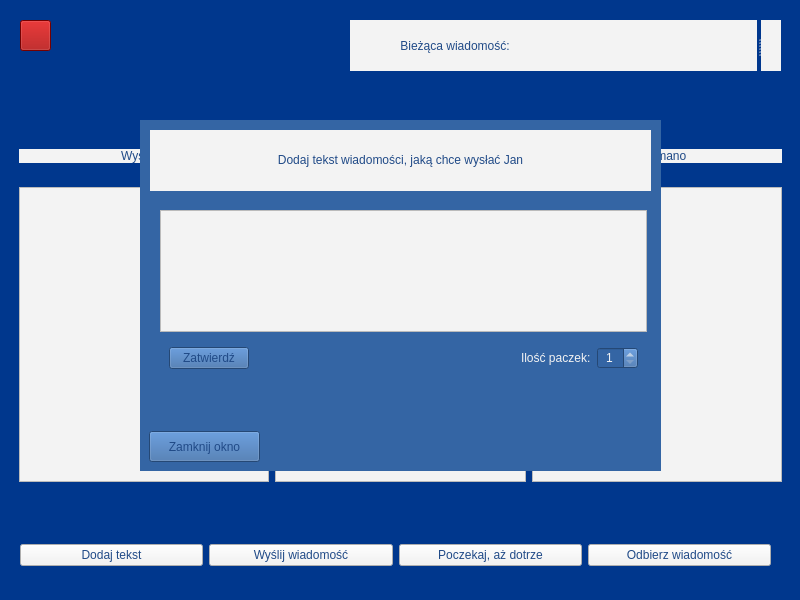
Above: JanDoAni/mainwindow.ui from kocenko/PAMSI-Project1Qt before the change. Below: the same form after it.
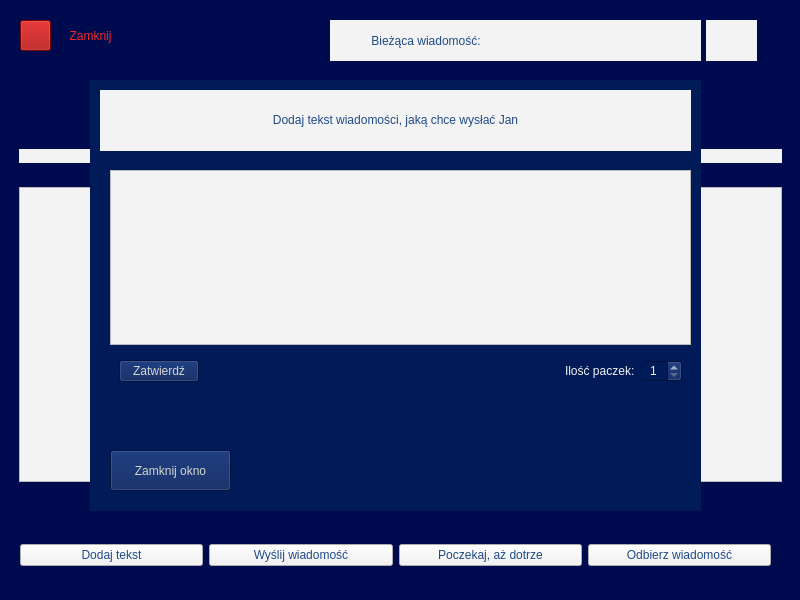
That is the form after the change.

Diff of the .ui file:
```diff
--- a/JanDoAni/mainwindow.ui
+++ b/JanDoAni/mainwindow.ui
@@ -29,8 +29,7 @@
    <bool>false</bool>
   </property>
   <property name="styleSheet">
-   <string notr="true">;
-background-color: rgb(0, 55, 141);</string>
+   <string notr="true">background-color: rgb(0, 10, 79);</string>
   </property>
   <property name="dockNestingEnabled">
    <bool>true</bool>
@@ -42,90 +41,35 @@
    <widget class="QWidget" name="add_text_window" native="true">
     <property name="geometry">
      <rect>
-      <x>140</x>
-      <y>120</y>
-      <width>521</width>
-      <height>351</height>
+      <x>90</x>
+      <y>80</y>
+      <width>611</width>
+      <height>431</height>
      </rect>
     </property>
     <property name="palette">
      <palette>
-      <active>
-       <colorrole role="WindowText">
-        <brush brushstyle="SolidPattern">
-         <color alpha="255">
-          <red>243</red>
-          <green>243</green>
-          <blue>243</blue>
-         </color>
-        </brush>
-       </colorrole>
-       <colorrole role="ButtonText">
-        <brush brushstyle="SolidPattern">
-         <color alpha="255">
-          <red>211</red>
-          <green>215</green>
-          <blue>207</blue>
-         </color>
-        </brush>
-       </colorrole>
-      </active>
-      <inactive>
-       <colorrole role="WindowText">
-        <brush brushstyle="SolidPattern">
-         <color alpha="255">
-          <red>0</red>
-          <green>0</green>
-          <blue>0</blue>
-         </color>
-        </brush>
-       </colorrole>
-       <colorrole role="ButtonText">
-        <brush brushstyle="SolidPattern">
-         <color alpha="255">
-          <red>0</red>
-          <green>0</green>
-          <blue>0</blue>
-         </color>
-        </brush>
-       </colorrole>
-      </inactive>
-      <disabled>
-       <colorrole role="WindowText">
-        <brush brushstyle="SolidPattern">
-         <color alpha="255">
-          <red>32</red>
-          <green>74</green>
-          <blue>135</blue>
-         </color>
-        </brush>
-       </colorrole>
-       <colorrole role="ButtonText">
-        <brush brushstyle="SolidPattern">
-         <color alpha="255">
-          <red>32</red>
-          <green>74</green>
-          <blue>135</blue>
-         </color>
-        </brush>
-       </colorrole>
-      </disabled>
+      <active/>
+      <inactive/>
+      <disabled/>
      </palette>
     </property>
     <property name="styleSheet">
-     <string notr="true">background-color: rgb(52, 101, 164);</string>
+     <string notr="true">background-color: rgb(52, 101, 164);
+background-color: rgb(0, 27, 87);</string>
     </property>
     <widget class="QPushButton" name="close_add_window">
      <property name="geometry">
       <rect>
-       <x>9</x>
-       <y>311</y>
-       <width>111</width>
-       <height>31</height>
+       <x>20</x>
+       <y>370</y>
+       <width>121</width>
+       <height>41</height>
       </rect>
      </property>
      <property name="styleSheet">
-      <string notr="true">font: 11pt &quot;Ubuntu Mono&quot;;</string>
+      <string notr="true">font: 11pt &quot;Ubuntu Mono&quot;;
+color: rgb(211, 215, 207);</string>
      </property>
      <property name="text">
       <string>Zamknij okno</string>
@@ -136,7 +80,7 @@
       <rect>
        <x>10</x>
        <y>10</y>
-       <width>501</width>
+       <width>591</width>
        <height>61</height>
       </rect>
      </property>
@@ -168,8 +112,8 @@
       <rect>
        <x>20</x>
        <y>90</y>
-       <width>487</width>
-       <height>168</height>
+       <width>581</width>
+       <height>221</height>
       </rect>
      </property>
      <layout class="QVBoxLayout" name="whole_menu_layout">
@@ -182,9 +126,411 @@
       </item>
       <item>
        <widget class="QFrame" name="message_button_menu">
+        <property name="palette">
+         <palette>
+          <active>
+           <colorrole role="WindowText">
+            <brush brushstyle="SolidPattern">
+             <color alpha="255">
+              <red>32</red>
+              <green>74</green>
+              <blue>135</blue>
+             </color>
+            </brush>
+           </colorrole>
+           <colorrole role="Button">
+            <brush brushstyle="SolidPattern">
+             <color alpha="255">
+              <red>0</red>
+              <green>27</green>
+              <blue>87</blue>
+             </color>
+            </brush>
+           </colorrole>
+           <colorrole role="Text">
+            <brush brushstyle="SolidPattern">
+             <color alpha="255">
+              <red>32</red>
+              <green>74</green>
+              <blue>135</blue>
+             </color>
+            </brush>
+           </colorrole>
+           <colorrole role="ButtonText">
+            <brush brushstyle="SolidPattern">
+             <color alpha="255">
+              <red>32</red>
+              <green>74</green>
+              <blue>135</blue>
+             </color>
+            </brush>
+           </colorrole>
+           <colorrole role="Base">
+            <brush brushstyle="SolidPattern">
+             <color alpha="255">
+              <red>0</red>
+              <green>27</green>
+              <blue>87</blue>
+             </color>
+            </brush>
+           </colorrole>
+           <colorrole role="Window">
+            <brush brushstyle="SolidPattern">
+             <color alpha="255">
+              <red>0</red>
+              <green>27</green>
+              <blue>87</blue>
+             </color>
+            </brush>
+           </colorrole>
+           <colorrole role="PlaceholderText">
+            <brush brushstyle="SolidPattern">
+             <color alpha="255">
+              <red>32</red>
+              <green>74</green>
+              <blue>135</blue>
+             </color>
+            </brush>
+           </colorrole>
+          </active>
+          <inactive>
+           <colorrole role="WindowText">
+            <brush brushstyle="SolidPattern">
+             <color alpha="255">
+              <red>32</red>
+              <green>74</green>
+              <blue>135</blue>
+             </color>
+            </brush>
+           </colorrole>
+           <colorrole role="Button">
+            <brush brushstyle="SolidPattern">
+             <color alpha="255">
+              <red>0</red>
+              <green>27</green>
+              <blue>87</blue>
+             </color>
+            </brush>
+           </colorrole>
+           <colorrole role="Text">
+            <brush brushstyle="SolidPattern">
+             <color alpha="255">
+              <red>32</red>
+              <green>74</green>
+              <blue>135</blue>
+             </color>
+            </brush>
+           </colorrole>
+           <colorrole role="ButtonText">
+            <brush brushstyle="SolidPattern">
+             <color alpha="255">
+              <red>32</red>
+              <green>74</green>
+              <blue>135</blue>
+             </color>
+            </brush>
+           </colorrole>
+           <colorrole role="Base">
+            <brush brushstyle="SolidPattern">
+             <color alpha="255">
+              <red>0</red>
+              <green>27</green>
+              <blue>87</blue>
+             </color>
+            </brush>
+           </colorrole>
+           <colorrole role="Window">
+            <brush brushstyle="SolidPattern">
+             <color alpha="255">
+              <red>0</red>
+              <green>27</green>
+              <blue>87</blue>
+             </color>
+            </brush>
+           </colorrole>
+           <colorrole role="PlaceholderText">
+            <brush brushstyle="SolidPattern">
+             <color alpha="255">
+              <red>32</red>
+              <green>74</green>
+              <blue>135</blue>
+             </color>
+            </brush>
+           </colorrole>
+          </inactive>
+          <disabled>
+           <colorrole role="WindowText">
+            <brush brushstyle="SolidPattern">
+             <color alpha="255">
+              <red>32</red>
+              <green>74</green>
+              <blue>135</blue>
+             </color>
+            </brush>
+           </colorrole>
+           <colorrole role="Button">
+            <brush brushstyle="SolidPattern">
+             <color alpha="255">
+              <red>0</red>
+              <green>27</green>
+              <blue>87</blue>
+             </color>
+            </brush>
+           </colorrole>
+           <colorrole role="Text">
+            <brush brushstyle="SolidPattern">
+             <color alpha="255">
+              <red>32</red>
+              <green>74</green>
+              <blue>135</blue>
+             </color>
+            </brush>
+           </colorrole>
+           <colorrole role="ButtonText">
+            <brush brushstyle="SolidPattern">
+             <color alpha="255">
+              <red>32</red>
+              <green>74</green>
+              <blue>135</blue>
+             </color>
+            </brush>
+           </colorrole>
+           <colorrole role="Base">
+            <brush brushstyle="SolidPattern">
+             <color alpha="255">
+              <red>0</red>
+              <green>27</green>
+              <blue>87</blue>
+             </color>
+            </brush>
+           </colorrole>
+           <colorrole role="Window">
+            <brush brushstyle="SolidPattern">
+             <color alpha="255">
+              <red>0</red>
+              <green>27</green>
+              <blue>87</blue>
+             </color>
+            </brush>
+           </colorrole>
+           <colorrole role="PlaceholderText">
+            <brush brushstyle="SolidPattern">
+             <color alpha="255">
+              <red>32</red>
+              <green>74</green>
+              <blue>135</blue>
+             </color>
+            </brush>
+           </colorrole>
+          </disabled>
+         </palette>
+        </property>
         <layout class="QHBoxLayout" name="horizontalLayout">
          <item>
           <widget class="QPushButton" name="submit_button">
+           <property name="palette">
+            <palette>
+             <active>
+              <colorrole role="WindowText">
+               <brush brushstyle="SolidPattern">
+                <color alpha="255">
+                 <red>211</red>
+                 <green>215</green>
+                 <blue>207</blue>
+                </color>
+               </brush>
+              </colorrole>
+              <colorrole role="Button">
+               <brush brushstyle="SolidPattern">
+                <color alpha="255">
+                 <red>0</red>
+                 <green>27</green>
+                 <blue>87</blue>
+                </color>
+               </brush>
+              </colorrole>
+              <colorrole role="Text">
+               <brush brushstyle="SolidPattern">
+                <color alpha="255">
+                 <red>211</red>
+                 <green>215</green>
+                 <blue>207</blue>
+                </color>
+               </brush>
+              </colorrole>
+              <colorrole role="ButtonText">
+               <brush brushstyle="SolidPattern">
+                <color alpha="255">
+                 <red>211</red>
+                 <green>215</green>
+                 <blue>207</blue>
+                </color>
+               </brush>
+              </colorrole>
+              <colorrole role="Base">
+               <brush brushstyle="SolidPattern">
+                <color alpha="255">
+                 <red>0</red>
+                 <green>27</green>
+                 <blue>87</blue>
+                </color>
+               </brush>
+              </colorrole>
+              <colorrole role="Window">
+               <brush brushstyle="SolidPattern">
+                <color alpha="255">
+                 <red>0</red>
+                 <green>27</green>
+                 <blue>87</blue>
+                </color>
+               </brush>
+              </colorrole>
+              <colorrole role="PlaceholderText">
+               <brush brushstyle="SolidPattern">
+                <color alpha="255">
+                 <red>211</red>
+                 <green>215</green>
+                 <blue>207</blue>
+                </color>
+               </brush>
+              </colorrole>
+             </active>
+             <inactive>
+              <colorrole role="WindowText">
+               <brush brushstyle="SolidPattern">
+                <color alpha="255">
+                 <red>211</red>
+                 <green>215</green>
+                 <blue>207</blue>
+                </color>
+               </brush>
+              </colorrole>
+              <colorrole role="Button">
+               <brush brushstyle="SolidPattern">
+                <color alpha="255">
+                 <red>0</red>
+                 <green>27</green>
+                 <blue>87</blue>
+                </color>
+               </brush>
+              </colorrole>
+              <colorrole role="Text">
+               <brush brushstyle="SolidPattern">
+                <color alpha="255">
+                 <red>211</red>
+                 <green>215</green>
+                 <blue>207</blue>
+                </color>
+               </brush>
+              </colorrole>
+              <colorrole role="ButtonText">
+               <brush brushstyle="SolidPattern">
+                <color alpha="255">
+                 <red>211</red>
+                 <green>215</green>
+                 <blue>207</blue>
+                </color>
+               </brush>
+              </colorrole>
+              <colorrole role="Base">
+               <brush brushstyle="SolidPattern">
+                <color alpha="255">
+                 <red>0</red>
+                 <green>27</green>
+                 <blue>87</blue>
+                </color>
+               </brush>
+              </colorrole>
+              <colorrole role="Window">
+               <brush brushstyle="SolidPattern">
+                <color alpha="255">
+                 <red>0</red>
+                 <green>27</green>
+                 <blue>87</blue>
+                </color>
+               </brush>
+              </colorrole>
+              <colorrole role="PlaceholderText">
+               <brush brushstyle="SolidPattern">
+                <color alpha="255">
+                 <red>211</red>
+                 <green>215</green>
+                 <blue>207</blue>
+                </color>
+               </brush>
+              </colorrole>
+             </inactive>
+             <disabled>
+              <colorrole role="WindowText">
+               <brush brushstyle="SolidPattern">
+                <color alpha="255">
+                 <red>211</red>
+                 <green>215</green>
+                 <blue>207</blue>
+                </color>
+               </brush>
+              </colorrole>
+              <colorrole role="Button">
+               <brush brushstyle="SolidPattern">
+                <color alpha="255">
+                 <red>0</red>
+                 <green>27</green>
+                 <blue>87</blue>
+                </color>
+               </brush>
+              </colorrole>
+              <colorrole role="Text">
+               <brush brushstyle="SolidPattern">
+                <color alpha="255">
+                 <red>211</red>
+                 <green>215</green>
+                 <blue>207</blue>
+                </color>
+               </brush>
+              </colorrole>
+              <colorrole role="ButtonText">
+               <brush brushstyle="SolidPattern">
+                <color alpha="255">
+                 <red>211</red>
+                 <green>215</green>
+                 <blue>207</blue>
+                </color>
+               </brush>
+              </colorrole>
+              <colorrole role="Base">
+               <brush brushstyle="SolidPattern">
+                <color alpha="255">
+                 <red>0</red>
+                 <green>27</green>
+                 <blue>87</blue>
+                </color>
+               </brush>
+              </colorrole>
+              <colorrole role="Window">
+               <brush brushstyle="SolidPattern">
+                <color alpha="255">
+                 <red>0</red>
+                 <green>27</green>
+                 <blue>87</blue>
+                </color>
+               </brush>
+              </colorrole>
+              <colorrole role="PlaceholderText">
+               <brush brushstyle="SolidPattern">
+                <color alpha="255">
+                 <red>211</red>
+                 <green>215</green>
+                 <blue>207</blue>
+                </color>
+               </brush>
+              </colorrole>
+             </disabled>
+            </palette>
+           </property>
+           <property name="styleSheet">
+            <string notr="true">font: 13pt &quot;Ubuntu Mono&quot;;
+color: rgb(211, 215, 207);</string>
+           </property>
            <property name="text">
             <string>Zatwierdź</string>
            </property>
@@ -236,68 +582,6 @@
      </layout>
     </widget>
    </widget>
-   <widget class="QSplitter" name="current_message_layout_2">
-    <property name="geometry">
-     <rect>
-      <x>350</x>
-      <y>20</y>
-      <width>431</width>
-      <height>51</height>
-     </rect>
-    </property>
-    <property name="orientation">
-     <enum>Qt::Horizontal</enum>
-    </property>
-    <property name="opaqueResize">
-     <bool>false</bool>
-    </property>
-    <property name="childrenCollapsible">
-     <bool>false</bool>
-    </property>
-    <widget class="QFrame" name="current_message">
-     <property name="styleSheet">
-      <string notr="true">background-color: rgb(243, 243, 243)</string>
-     </property>
-     <layout class="QHBoxLayout" name="current_message_layout">
-      <item>
-       <widget class="QLabel" name="label_current_message">
-        <property name="styleSheet">
-         <string notr="true">background-color: rgb(243, 243, 243);
-font: 13pt &quot;Ubuntu Mono&quot;;</string>
-        </property>
-        <property name="text">
-         <string>Bieżąca wiadomość:</string>
-        </property>
-        <property name="alignment">
-         <set>Qt::AlignCenter</set>
-        </property>
-       </widget>
-      </item>
-      <item>
-       <widget class="QLabel" name="current_msg">
-        <property name="styleSheet">
-         <string notr="true">background-color: rgb(243, 243, 243);
-font: 14pt &quot;Ubuntu Mono&quot;;</string>
-        </property>
-        <property name="text">
-         <string/>
-        </property>
-       </widget>
-      </item>
-     </layout>
-    </widget>
-    <widget class="QLabel" name="package_counter_display">
-     <property name="styleSheet">
-      <string notr="true">background-color: rgb(243, 243, 243)</string>
-     </property>
-     <property name="text">
-      <string/>
-     </property>
-     <property name="alignment">
-      <set>Qt::AlignCenter</set>
-     </property>
-    </widget>
-   </widget>
    <widget class="QPushButton" name="exit_button">
     <property name="geometry">
      <rect>
@@ -329,6 +613,21 @@
     <layout class="QVBoxLayout" name="verticalLayout">
      <item>
       <widget class="QFrame" name="message_table_labels">
+       <property name="sizePolicy">
+        <sizepolicy hsizetype="Preferred" vsizetype="Fixed">
+         <horstretch>0</horstretch>
+         <verstretch>0</verstretch>
+        </sizepolicy>
+       </property>
+       <property name="minimumSize">
+        <size>
+         <width>0</width>
+         <height>0</height>
+        </size>
+       </property>
+       <property name="styleSheet">
+        <string notr="true"/>
+       </property>
        <layout class="QHBoxLayout" name="message_tables_labels">
         <item>
          <widget class="QLabel" name="sent_table_label">
@@ -460,6 +759,86 @@
      </item>
     </layout>
    </widget>
+   <widget class="QLabel" name="main_close_label">
+    <property name="geometry">
+     <rect>
+      <x>60</x>
+      <y>20</y>
+      <width>61</width>
+      <height>31</height>
+     </rect>
+    </property>
+    <property name="styleSheet">
+     <string notr="true">border-color: rgb(243, 243, 243);
+color: rgb(239, 41, 41);
+font: 11pt &quot;Ubuntu Mono&quot;;</string>
+    </property>
+    <property name="text">
+     <string>Zamknij</string>
+    </property>
+    <property name="alignment">
+     <set>Qt::AlignCenter</set>
+    </property>
+   </widget>
+   <widget class="QFrame" name="current_message">
+    <property name="geometry">
+     <rect>
+      <x>330</x>
+      <y>20</y>
+      <width>371</width>
+      <height>41</height>
+     </rect>
+    </property>
+    <property name="styleSheet">
+     <string notr="true">background-color: rgb(243, 243, 243)</string>
+    </property>
+    <layout class="QHBoxLayout" name="current_message_layout">
+     <item>
+      <widget class="QLabel" name="label_current_message">
+       <property name="styleSheet">
+        <string notr="true">background-color: rgb(243, 243, 243);
+font: 13pt &quot;Ubuntu Mono&quot;;</string>
+       </property>
+       <property name="text">
+        <string>Bieżąca wiadomość:</string>
+       </property>
+       <property name="alignment">
+        <set>Qt::AlignCenter</set>
+       </property>
+      </widget>
+     </item>
+     <item>
+      <widget class="QLabel" name="current_msg">
+       <property name="styleSheet">
+        <string notr="true">background-color: rgb(243, 243, 243);
+font: 14pt &quot;Ubuntu Mono&quot;;</string>
+       </property>
+       <property name="text">
+        <string/>
+       </property>
+      </widget>
+     </item>
+    </layout>
+   </widget>
+   <widget class="QLabel" name="package_counter_display">
+    <property name="geometry">
+     <rect>
+      <x>706</x>
+      <y>20</y>
+      <width>51</width>
+      <height>41</height>
+     </rect>
+    </property>
+    <property name="styleSheet">
+     <string notr="true">background-color: rgb(243, 243, 243)</string>
+    </property>
+    <property name="text">
+     <string/>
+    </property>
+    <property name="alignment">
+     <set>Qt::AlignCenter</set>
+    </property>
+   </widget>
    <zorder>layoutWidget</zorder>
    <zorder>layoutWidget</zorder>
    <zorder>current_message_layout_2</zorder>
```
Left out of the diff: 6 changed lines with no effect on the pictures.
